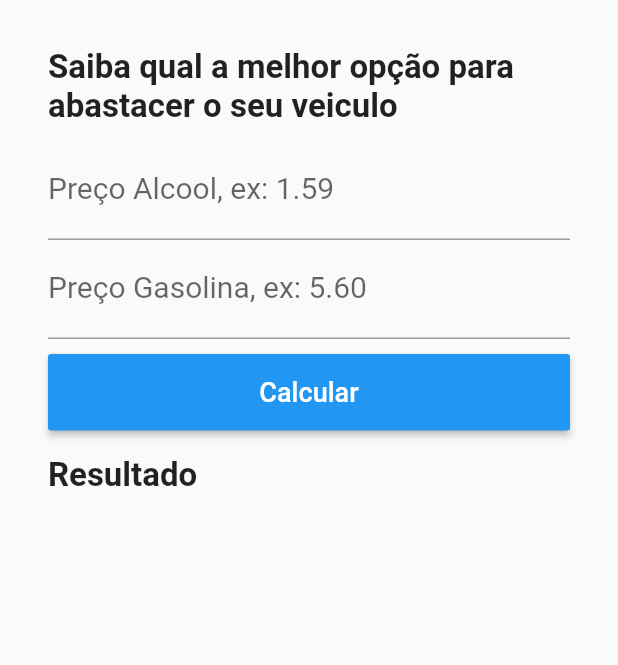
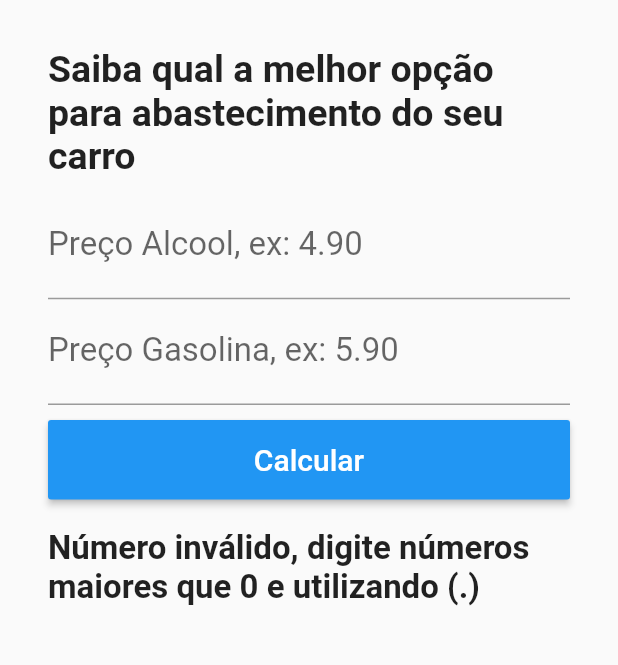
Before and after one commit to pdr-dev71/app_gasolina_ou_alcool, a Flutter app: the screen it shows after launch, after a tap on "Calcular", on a phone screen of 412 x 824 dp, the part 268-933 px from its top. Run offline on Flutter 3.47's test engine with Material 2 defaults, Android fonts, the light colour scheme and no system bars.

Commit message:
finished app

```diff
--- a/gasolina_ou_alcool/lib/home.dart
+++ b/gasolina_ou_alcool/lib/home.dart
@@ -1,10 +1,6 @@
-import 'dart:ui';
-
 import 'package:flutter/material.dart';
 
 class Home extends StatefulWidget {
-  const Home({Key? key}) : super(key: key);
-
   @override
   _HomeState createState() => _HomeState();
 }
@@ -12,56 +8,80 @@ class Home extends StatefulWidget {
 class _HomeState extends State<Home> {
   TextEditingController _controllerAlcool = TextEditingController();
   TextEditingController _controllerGasolina = TextEditingController();
+  String _resultText = "";
+
+  void _calculate() {
+    double priceAlcool = double.tryParse(_controllerAlcool.text);
+    double priceGasolina = double.tryParse(_controllerGasolina.text);
+
+    if (priceAlcool == null || priceGasolina == null) {
+      setState(() {
+        _resultText =
+            "Número inválido, digite números maiores que 0 e utilizando (.) ";
+      });
+    } else {
+      /*
+      * Se o preço do álcool divido pelo preço da gasolina
+      * for >= a 0.7 é melhor abastecer com gasolina
+      * senão é melhor utilizar álcool
+      * */
+      if ((priceAlcool / priceGasolina) >= 0.7) {
+        setState(() {
+          _resultText = "Melhor abastecer com gasolina";
+        });
+      } else {
+        setState(() {
+          _resultText = "Melhor abastecer com alcool";
+        });
+      }
+
+      //_limparCampos();
+
+    }
+  }
+
+  void _clearfields() {
+    _controllerGasolina.text = "";
+    _controllerAlcool.text = "";
+  }
 
   @override
   Widget build(BuildContext context) {
     return Scaffold(
-      //resizeToAvoidBottomInset: false,
       appBar: AppBar(
-        title: const Text(
-          "Álcool ou Gasolina",
-        ),
+        title: Text("Álcool ou Gasolina"),
         backgroundColor: Colors.blue,
       ),
       body: Container(
         child: SingleChildScrollView(
-          padding: const EdgeInsets.all(32),
+          padding: EdgeInsets.all(32),
           child: Column(
             crossAxisAlignment: CrossAxisAlignment.stretch,
-            children: [
+            children: <Widget>[
               Padding(
-                padding: const EdgeInsets.only(bottom: 32),
-                child: Image.asset("images/logo.png"), //Logo da aplicação
+                padding: EdgeInsets.only(bottom: 32),
+                child: Image.asset("images/logo.png"),
               ),
-              const Padding(
+              Padding(
                 padding: EdgeInsets.only(bottom: 10),
                 child: Text(
-                  "Saiba qual a melhor opção para abastacer o seu veiculo",
-                  style: TextStyle(
-                    fontSize: 22,
-                    fontWeight: FontWeight.bold,
-                  ),
+                  "Saiba qual a melhor opção para abastecimento do seu carro",
+                  style: TextStyle(fontSize: 25, fontWeight: FontWeight.bold),
                 ),
               ),
-              const TextField(
+              TextField(
                 keyboardType: TextInputType.number,
-                decoration: InputDecoration(
-                  labelText: "Preço Alcool, ex: 1.59",
-                ),
-                style: TextStyle(
-                  fontSize: 20,
-                ),
-                //controller: _controllerAlcool,
+                decoration:
+                    InputDecoration(labelText: "Preço Alcool, ex: 4.90"),
+                style: TextStyle(fontSize: 22),
+                controller: _controllerAlcool,
               ),
-              const TextField(
+              TextField(
                 keyboardType: TextInputType.number,
-                decoration: InputDecoration(
-                  labelText: "Preço Gasolina, ex: 5.60",
-                ),
-                style: TextStyle(
-                  fontSize: 20,
-                ),
-                //controller: _controllerGasolina,
+                decoration:
+                    InputDecoration(labelText: "Preço Gasolina, ex: 5.90"),
+                style: TextStyle(fontSize: 22),
+                controller: _controllerGasolina,
               ),
               Padding(
                 padding: EdgeInsets.only(top: 10),
@@ -69,19 +89,17 @@ class _HomeState extends State<Home> {
                   color: Colors.blue,
                   textColor: Colors.white,
                   padding: EdgeInsets.all(15),
-                  child: const Text(
+                  child: Text(
                     "Calcular",
-                    style: TextStyle(
-                      fontSize: 18,
-                    ),
+                    style: TextStyle(fontSize: 20),
                   ),
-                  onPressed: () => {},
+                  onPressed: _calculate,
                 ),
               ),
-              const Padding(
-                padding: EdgeInsets.only(top: 17),
+              Padding(
+                padding: EdgeInsets.only(top: 20),
                 child: Text(
-                  "Resultado",
+                  _resultText,
                   style: TextStyle(
                     fontSize: 22,
                     fontWeight: FontWeight.bold,
--- a/gasolina_ou_alcool/lib/main.dart
+++ b/gasolina_ou_alcool/lib/main.dart
@@ -1,9 +1,8 @@
+import 'package:gasolina_ou_alcool/home.dart';
 import 'package:flutter/material.dart';
-import 'package:gasolina_ou_alcool/home.dart';
 
 void main() {
   runApp(MaterialApp(
-    debugShowCheckedModeBanner: false,
     home: Home(),
   ));
 }
--- a/gasolina_ou_alcool/pubspec.yaml
+++ b/gasolina_ou_alcool/pubspec.yaml
@@ -18,7 +18,7 @@ publish_to: 'none' # Remove this line if you wish to publish to pub.dev
 version: 1.0.0+1
 
 environment:
-  sdk: ">=2.12.0 <3.0.0"
+  sdk: ">=2.11.0 <3.0.0"
 
 # Dependencies specify other packages that your package needs in order to work.
 # To automatically upgrade your package dependencies to the latest versions
```
Also changed, not shown: gasolina_ou_alcool/pubspec.lock.
